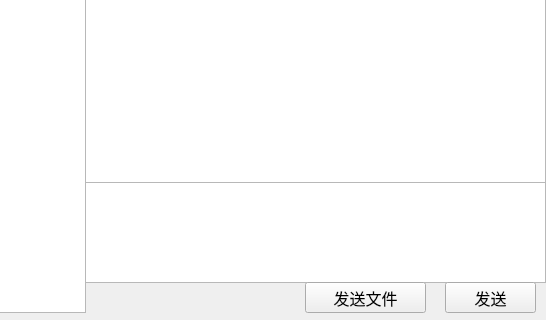
Qt form Client_stu/client.ui (boringz-tiim/Chat-stu) before a commit; both pictures show x 165 to 711 and y 228 to 548 of the 711 by 548 pixel window.
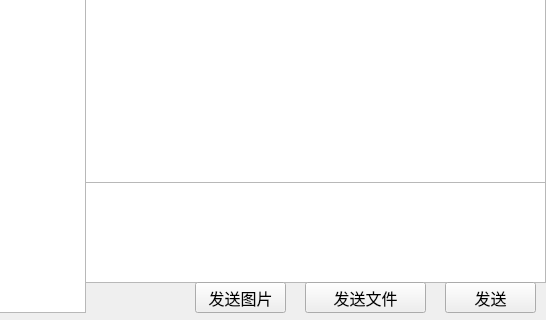
The same form after that commit. The open tabs and pages were chosen to show the change.

Commit message: 添加发送图片和另存图片功能

```diff
--- a/Client_stu/client.ui
+++ b/Client_stu/client.ui
@@ -437,6 +437,24 @@
       <string>发送文件</string>
      </property>
     </widget>
+    <widget class="QPushButton" name="sendImageButton">
+     <property name="geometry">
+      <rect>
+       <x>370</x>
+       <y>510</y>
+       <width>91</width>
+       <height>31</height>
+      </rect>
+     </property>
+     <property name="font">
+      <font>
+       <pointsize>12</pointsize>
+      </font>
+     </property>
+     <property name="text">
+      <string>发送图片</string>
+     </property>
+    </widget>
    </widget>
   </widget>
  </widget>
```
Left out of the diff: 3 changed lines with no effect on the pictures. The commit also changes 6 other files.
